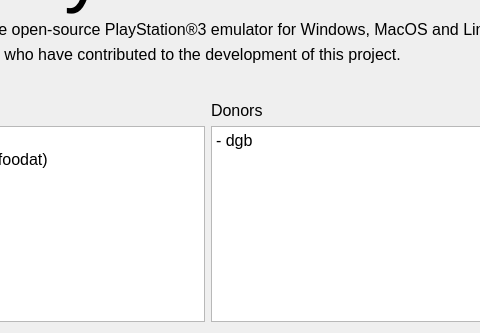
The window that ChonkyStation3/Frontend/UI/about.ui (liuk7071/ChonkyStation3) describes before a commit, drawn with Qt 5; both pictures show x 178 to 658 and y 87 to 420 of the 772 by 420 pixel window.
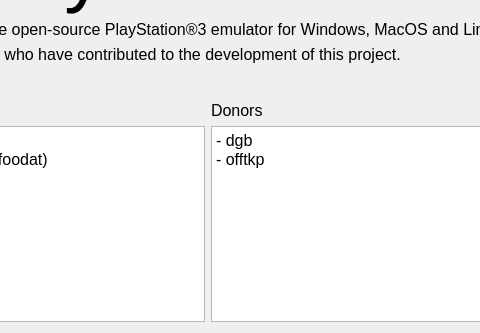
The same window after the commit.

Commit message: Frontend: Update About window

What changed in the file:
```diff
--- a/ChonkyStation3/Frontend/UI/about.ui
+++ b/ChonkyStation3/Frontend/UI/about.ui
@@ -121,7 +121,8 @@
 li.unchecked::marker { content: &quot;\2610&quot;; }
 li.checked::marker { content: &quot;\2612&quot;; }
 &lt;/style&gt;&lt;/head&gt;&lt;body style=&quot; font-family:'.AppleSystemUIFont'; font-size:12pt; font-weight:400; font-style:normal;&quot;&gt;
-&lt;p style=&quot; margin-top:0px; margin-bottom:0px; margin-left:0px; margin-right:0px; -qt-block-indent:0; text-indent:0px;&quot;&gt;- dgb&lt;/p&gt;&lt;/body&gt;&lt;/html&gt;</string>
+&lt;p style=&quot; margin-top:0px; margin-bottom:0px; margin-left:0px; margin-right:0px; -qt-block-indent:0; text-indent:0px;&quot;&gt;- dgb&lt;/p&gt;
+&lt;p style=&quot; margin-top:0px; margin-bottom:0px; margin-left:0px; margin-right:0px; -qt-block-indent:0; text-indent:0px;&quot;&gt;- offtkp&lt;/p&gt;&lt;/body&gt;&lt;/html&gt;</string>
        </property>
       </widget>
      </item>
```
